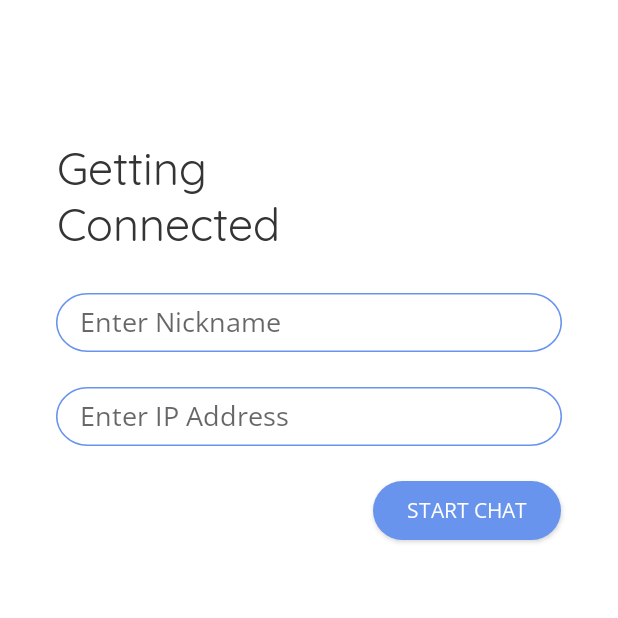
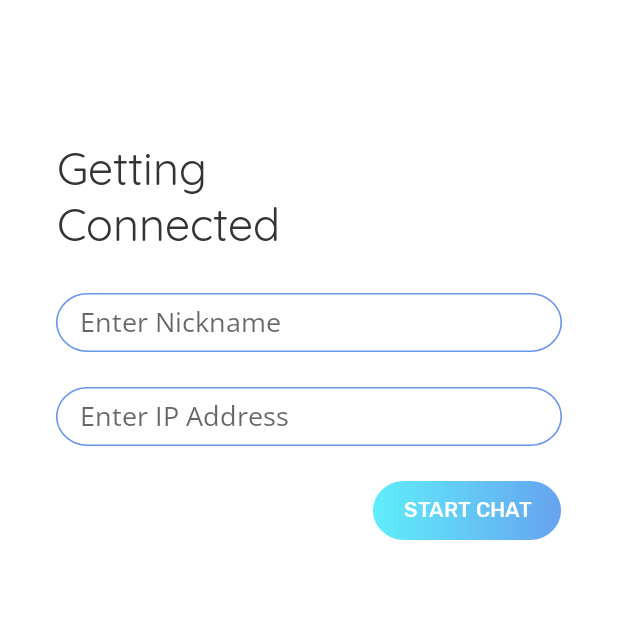
Before and after one commit to thesw4rm/WebSocket-Android-Chat, an Android app: the ProgramActivity screen opened directly, with no data from a screen before it, on a phone screen of 412 x 824 dp, the top half of it. Run offline under Robolectric (Android 15) with nearby library versions, the phone set to English and light mode, and no system bars.

Commit message:
created an app icon, added Rubik font, and more UI fixes

```diff
--- a/app/build.gradle
+++ b/app/build.gradle
@@ -56,6 +56,10 @@ dependencies {
    /* testImplementation 'junit:junit:4.12'*/
     implementation 'com.android.support:support-annotations:27.1.1'
     testImplementation "junit:junit:4.12"
+
+    implementation 'com.squareup.retrofit2:retrofit:2.4.0'
+    implementation 'com.squareup.retrofit2:converter-moshi:2.4.0'
+
     /*testImplementation "org.mockito:mockito-core:2.15.0"
     testImplementation "io.kotlintest:kotlintest:2.0.7"
     testImplementation 'org.powermock:powermock-module-junit4-rule:2.0.0-beta.5'
--- a/app/src/main/AndroidManifest.xml
+++ b/app/src/main/AndroidManifest.xml
@@ -16,9 +16,9 @@
     -->
     <application
             android:allowBackup="true"
-            android:icon="@mipmap/ic_launcher"
+            android:icon="@mipmap/ic_launcher2"
             android:label="@string/app_name"
-            android:roundIcon="@mipmap/ic_launcher_round"
+            android:roundIcon="@mipmap/ic_launcher2_round"
             android:supportsRtl="true"
             android:theme="@style/AppTheme">
         <activity android:name=".MainActivity">
--- a/app/src/main/java/com/example/ytpillai/cmsc_355_proj/ContactsActivity.kt
+++ b/app/src/main/java/com/example/ytpillai/cmsc_355_proj/ContactsActivity.kt
@@ -3,6 +3,7 @@ package com.example.ytpillai.cmsc_355_proj
 import android.support.v7.app.AppCompatActivity
 import android.os.Bundle
 import android.content.Intent
+import android.widget.Toast
 import kotlinx.android.synthetic.main.activity_contacts.*
 
 class ContactsActivity : AppCompatActivity() {
@@ -12,8 +13,11 @@ class ContactsActivity : AppCompatActivity() {
         setContentView(R.layout.activity_contacts)
 
         newConBtn.setOnClickListener{
-            val intent = Intent(this,ProgramActivity::class.java)
+            //Toast.makeText(this, "button clicked", Toast.LENGTH_SHORT).show()
+            val intent = Intent(this, ProgramActivity::class.java)
+            intent.flags = Intent.FLAG_ACTIVITY_CLEAR_TASK
             startActivity(intent)
+            finish()
         }
     }
 }
--- a/app/src/main/res/drawable/round_button.xml
+++ b/app/src/main/res/drawable/round_button.xml
@@ -1,28 +1,59 @@
-<?xml version="1.0" encoding="utf-8"?>
-<selector xmlns:android="http://schemas.android.com/apk/res/android">
+<vector
+    xmlns:android="http://schemas.android.com/apk/res/android"
+    xmlns:aapt="http://schemas.android.com/aapt"
+    android:width="111dp"
+    android:height="37dp"
+    android:viewportWidth="111"
+    android:viewportHeight="37"
+    >
 
-    <item android:state_pressed="false">
-        <shape android:shape="rectangle">
-            <corners android:radius="20dp" />
-            <solid android:color="#6894ED" />
+    <group>
 
-            <padding
-                    android:bottom="4dp"
-                    android:left="10dp"
-                    android:right="10dp"
-                    android:top="4dp" />
-        </shape>
-    </item>
-    <item android:state_pressed="true">
-        <shape android:shape="rectangle">
-            <corners android:radius="20dp" />
-            <solid android:color="#577ac4" />
+        <clip-path
+            android:pathData="M18.5 0H92.5C102.717 0 111 8.28273 111 18.5C111 28.7173 102.717 37 92.5 37H18.5C8.28273 37 0 28.7173 0 18.5C0 8.28273 8.28273 0 18.5 0Z"
+            />
 
-            <padding
-                    android:bottom="4dp"
-                    android:left="10dp"
-                    android:right="10dp"
-                    android:top="4dp" />
-        </shape>
-    </item>
-</selector>
+        <group
+            android:translateX="-0.396"
+            android:translateY="-5.77"
+            android:pivotX="55.5"
+            android:pivotY="18.5"
+            android:scaleX="2.793"
+            android:scaleY="25.135"
+            >
+
+            <path
+                android:pathData="M0 0V37H111V0"
+                >
+
+                <aapt:attr name="android:fillColor">
+
+                    <gradient
+                        android:type="linear"
+                        android:startX="27.75"
+                        android:startY="18.5"
+                        android:endX="83.25"
+                        android:endY="18.5"
+                        >
+
+                        <item
+                            android:color="#5EFDFD"
+                            android:offset="0"
+                            />
+
+                        <item
+                            android:color="#6894ED"
+                            android:offset="1"
+                            />
+
+                    </gradient>
+
+                </aapt:attr>
+
+            </path>
+
+        </group>
+
+    </group>
+
+</vector>
--- a/app/src/main/res/layout/activity_contacts.xml
+++ b/app/src/main/res/layout/activity_contacts.xml
@@ -12,12 +12,11 @@
         android:id="@+id/moreInfoBtn"
         android:layout_width="wrap_content"
         android:layout_height="wrap_content"
-        android:layout_marginStart="46dp"
         android:layout_marginTop="20dp"
+        android:layout_marginEnd="16dp"
         android:background="@android:color/transparent"
         android:tint="#343434"
         app:layout_constraintEnd_toEndOf="parent"
-        app:layout_constraintStart_toEndOf="@+id/textView3"
         app:layout_constraintTop_toTopOf="parent"
         app:srcCompat="@drawable/ic_more_menu" />
 
--- a/app/src/main/res/layout/activity_program.xml
+++ b/app/src/main/res/layout/activity_program.xml
@@ -62,14 +62,14 @@
         app:layout_constraintStart_toStartOf="@+id/guidelineLeft"
         app:layout_constraintTop_toBottomOf="@+id/nickname" />
 
-    <Button
+     ,<Button
         android:id="@+id/startChat"
         android:layout_width="125dp"
         android:layout_height="39dp"
         android:layout_marginTop="23dp"
         android:layout_marginEnd="8dp"
         android:background="@drawable/round_button"
-        android:fontFamily="@font/open_sans"
+        android:fontFamily="@font/rubik_medium"
         android:onClick="isValidIP"
         android:text="Start Chat"
         android:textColor="#ffffff"
```
Also changed, not shown: app/src/main/java/com/example/ytpillai/cmsc_355_proj/ConversationActivity.kt (+58 -5 lines), app/src/main/java/com/example/ytpillai/cmsc_355_proj/messaging/ChatService.kt (added, +24 -0 lines), app/src/main/res/layout/activity_create_password.xml (+10 -4 lines), app/src/main/res/layout/chat_received.xml (+5 -5 lines), app/src/main/res/layout/contact_list.xml (+7 -4 lines), app/src/main/res/font/rubik_medium.ttf (added).
